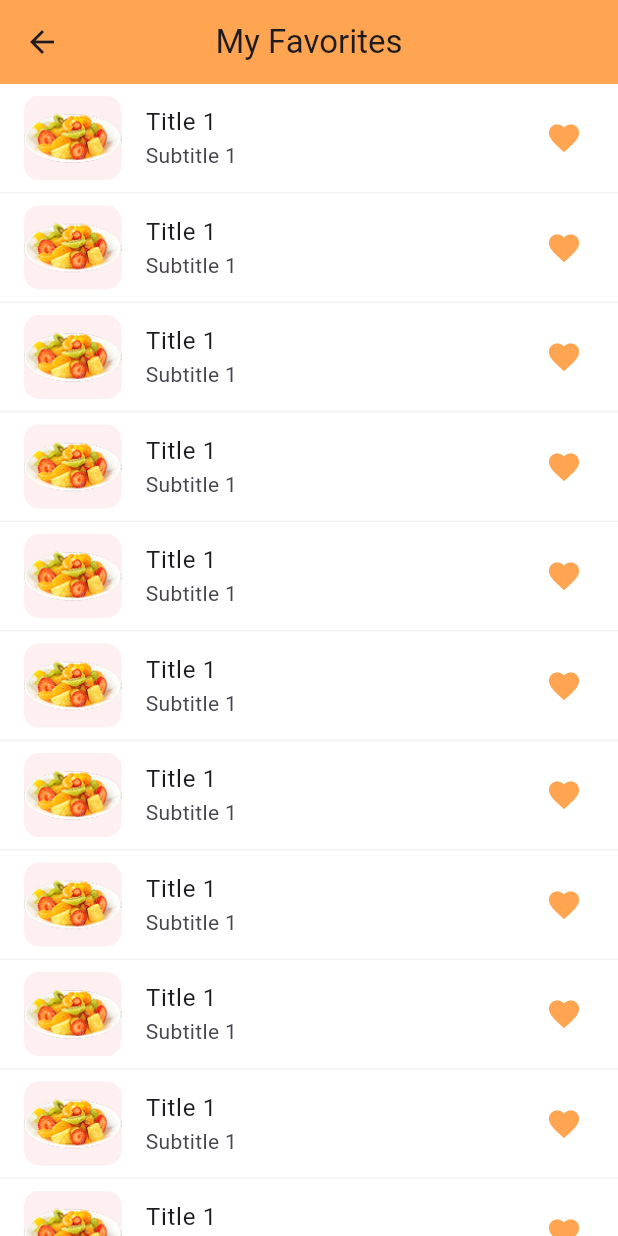
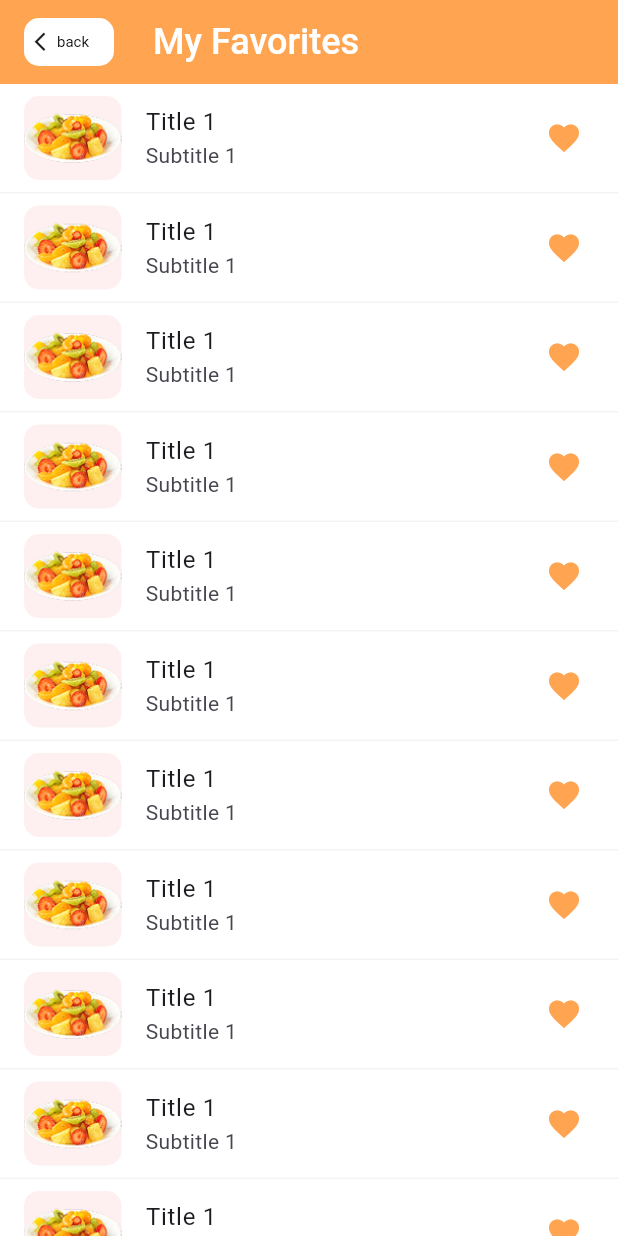
Before and after one commit to rakibul6670/food_e-commerce_app, a Flutter app: the HomeScreen screen opened directly, after a tap on "fav", on a phone screen of 412 x 824 dp. Run offline on Flutter 3.47's test engine with Material 3 defaults, Android fonts, the light colour scheme and no system bars.

Commit message:
order complete and pay with bottom sheet bottom and others ui complete . now all ui complete

```diff
--- a/lib/core/constants/assets_icons_path.dart
+++ b/lib/core/constants/assets_icons_path.dart
@@ -1,4 +1,10 @@
 class AssetsIconsPath {
   static const String favorites = "assets/icons/favorites.png";
   static const String shoppingBasket = "assets/icons/shopping_basket.png";
+  static const String drawerIcon = "assets/icons/drawer_menu.png";
+  static const String filter = "assets/icons/filter.png";
+  static const String backIcon = "assets/icons/back_button.png";
+  static const String deliveryMan = "assets/icons/delivery_man.png";
+  static const String orderPrepared = "assets/icons/order_prepared.png";
+  static const String order = "assets/icons/order.png";
 }
--- a/lib/core/theme/app_colors.dart
+++ b/lib/core/theme/app_colors.dart
@@ -5,4 +5,10 @@ class AppColors {
 
   static final Color completeOrder = Color(0xff4CD964);
   static final Color completeOrderSC = Color(0xffE0FFE5);
+  static final Color orderTakeIconBg = Color(0xffFFFAEB);
+  static final Color orderPreparedBg = Color(0xffF1EFF6);
+  static final Color orderDeliveryBg = Color(0xffFEF0F0);
+  static final Color orderReceivedBg = Color(0xffF0FEF8);
+
+  // #4CD964
 }
--- a/lib/ui/screens/home_screen.dart
+++ b/lib/ui/screens/home_screen.dart
@@ -1,7 +1,9 @@
 import 'package:flutter/material.dart';
 import 'package:food_ecommerce_app/core/constants/assets_icons_path.dart';
+import 'package:food_ecommerce_app/core/theme/app_colors.dart';
 import 'package:food_ecommerce_app/ui/screens/my_basket_screen.dart';
 import 'package:food_ecommerce_app/ui/screens/my_favorites_screen.dart';
+import 'package:food_ecommerce_app/ui/screens/search_filter_section.dart';
 import 'package:food_ecommerce_app/ui/widgets/categories_food_section.dart';
 import 'package:food_ecommerce_app/ui/widgets/icon_label_button.dart';
 import 'package:food_ecommerce_app/ui/widgets/recommended_food_section.dart';
@@ -21,7 +23,7 @@ class _HomeScreenState extends State<HomeScreen>
   @override
   Widget build(BuildContext context) {
     //  final screenHeight = MediaQuery.of(context).size.height;
-    final screenWidth = MediaQuery.of(context).size.width;
+    // final screenWidth = MediaQuery.of(context).size.width;
     final theme = Theme.of(context);
     return Scaffold(
       backgroundColor: Color(0xffF8F8F8),
@@ -40,7 +42,11 @@ class _HomeScreenState extends State<HomeScreen>
                   mainAxisAlignment: MainAxisAlignment.start,
                   children: [
                     //----------- Drawer menu Icon Button -----
-                    Icon(Icons.menu),
+                    Image.asset(
+                      AssetsIconsPath.drawerIcon,
+                      width: 22,
+                      height: 11,
+                    ),
 
                     Spacer(),
 
@@ -85,53 +91,36 @@ class _HomeScreenState extends State<HomeScreen>
 
                 Text(
                   "Hello Tony, What fruit salad \n combo do you want today?",
-                  style: TextStyle(color: Color(0xff27214D)),
+                  style: TextStyle(
+                    color: AppColors.textPrimaryColor,
+                    fontSize: 20,
+                    fontWeight: FontWeight.w400,
+                  ),
                 ),
 
                 SizedBox(height: 24),
 
-                //--------------- Search and Filter Section -------------
-                Row(
-                  children: [
-                    //------------ Search box ---------------
-                    SizedBox(
-                      width: screenWidth * .78,
-                      height: 56,
-                      child: TextFormField(
-                        decoration: InputDecoration(
-                          hintText: "Search for fruit salad combos",
-                          hintStyle: TextStyle(
-                            color: Color(0xff86869E),
-                            letterSpacing: 0,
-                            fontSize: 14,
-                          ),
-                          prefixIcon: Icon(
-                            Icons.search,
-                            color: Color(0xff86869E),
-                            size: 25,
-                          ),
-                        ),
-                      ),
-                    ),
-
-                    SizedBox(width: 10),
-
-                    //--------------- Filter icon button -----
-                    Icon(Icons.filter_list_alt, color: Color(0xff203B7C)),
-                  ],
-                ),
+                //===================== Search and Filter Section ==============
+                SearchFilterSection(),
 
                 //========================== Recommended Food Section =============
                 //--------------- Section title -------------------
                 SizedBox(height: 39),
-                Text("Recommended Combo"),
+                Text(
+                  "Recommended Combo",
+                  style: TextStyle(
+                    color: AppColors.textPrimaryColor,
+                    fontSize: 24,
+                    fontWeight: FontWeight.w500,
+                  ),
+                ),
                 SizedBox(height: 25),
 
                 RecommendedFoodSection(),
 
                 SizedBox(height: 48),
 
-                //========================= Bottom Categories Food Card ==============
+                //=========================  Categories Food Card Tab bar ==============
                 CategoriesFoodSection(tabController: tabController),
                 //SizedBox(height: screenHeight < 700 ? 35 : 0),
                 SizedBox(height: 30),
--- a/lib/ui/screens/my_favorites_screen.dart
+++ b/lib/ui/screens/my_favorites_screen.dart
@@ -1,4 +1,5 @@
 import 'package:flutter/material.dart';
+import 'package:food_ecommerce_app/ui/widgets/f_e_app_bar.dart';
 import 'package:food_ecommerce_app/ui/widgets/food_list_title.dart';
 
 class MyFavoritesScreen extends StatelessWidget {
@@ -10,11 +11,7 @@ class MyFavoritesScreen extends StatelessWidget {
 
     return Scaffold(
       //======================== App Bar Section ==========================
-      appBar: AppBar(
-        backgroundColor: theme.primaryColor,
-        title: Text("My Favorites"),
-        centerTitle: true,
-      ),
+      appBar: FEAppBar(title: 'My Favorites', spaceWidth: 26),
 
       //====================== Body Section ==========================
       body: SafeArea(
--- /dev/null
+++ b/lib/ui/screens/search_filter_section.dart
@@ -0,0 +1,41 @@
+import 'package:flutter/material.dart';
+import 'package:food_ecommerce_app/core/constants/assets_icons_path.dart';
+
+class SearchFilterSection extends StatelessWidget {
+  const SearchFilterSection({super.key});
+
+  @override
+  Widget build(BuildContext context) {
+    final screenWidth = MediaQuery.of(context).size.width;
+    return Row(
+      children: [
+        //------------ Search box ---------------
+        SizedBox(
+          width: screenWidth * .78,
+          height: 56,
+          child: TextFormField(
+            decoration: InputDecoration(
+              hintText: "Search for fruit salad combos",
+              hintStyle: TextStyle(
+                color: Color(0xff86869E),
+                letterSpacing: 0,
+                fontSize: 14,
+              ),
+              prefixIcon: Icon(
+                Icons.search,
+                color: Color(0xff86869E),
+                size: 25,
+              ),
+            ),
+          ),
+        ),
+
+        SizedBox(width: 10),
+
+        //--------------- Filter icon button -----
+        Image.asset(AssetsIconsPath.filter, width: 26, height: 17),
+        // Icon(Icons.filter_list_alt, color: Color(0xff203B7C)),
+      ],
+    );
+  }
+}
--- a/lib/ui/widgets/categories_food_section.dart
+++ b/lib/ui/widgets/categories_food_section.dart
@@ -1,4 +1,5 @@
 import 'package:flutter/material.dart';
+import 'package:food_ecommerce_app/core/theme/app_colors.dart';
 import 'package:food_ecommerce_app/ui/widgets/recommended_food_section.dart';
 
 class CategoriesFoodSection extends StatelessWidget {
@@ -8,16 +9,32 @@ class CategoriesFoodSection extends StatelessWidget {
 
   @override
   Widget build(BuildContext context) {
+    final theme = Theme.of(context);
+
     return Column(
       children: [
         TabBar(
+          labelStyle: TextStyle(
+            color: AppColors.textPrimaryColor,
+            fontSize: 24,
+            fontWeight: FontWeight.w500,
+          ),
+          unselectedLabelStyle: TextStyle(
+            color: Color(0xff938DB5),
+            fontSize: 16,
+            fontWeight: FontWeight.w500,
+          ),
+          tabAlignment: TabAlignment.start,
+          indicatorColor: theme.primaryColor,
           dividerColor: Colors.transparent,
           indicatorSize: TabBarIndicatorSize.tab,
           //dragStartBehavior: DragStartBehavior.down,
+          isScrollable: true,
           controller: tabController,
 
           tabs: [
             Tab(text: "Hottest"),
+
             Tab(text: "Popular"),
             Tab(text: "New Combo"),
             // Tab(
--- /dev/null
+++ b/lib/ui/widgets/f_e_app_bar.dart
@@ -0,0 +1,72 @@
+import 'package:flutter/material.dart';
+
+class FEAppBar extends StatelessWidget implements PreferredSizeWidget {
+  //------ AppBar e Widget nibe na ejonno w class ke
+  //------PreferceSized Widget implement korchi---------
+  final String title;
+  final double? spaceWidth;
+
+  const FEAppBar({super.key, required this.title, this.spaceWidth});
+
+  @override
+  Widget build(BuildContext context) {
+    final ThemeData theme = Theme.of(context);
+    return AppBar(
+      automaticallyImplyLeading: false,
+      backgroundColor: theme.primaryColor,
+
+      //------------- title --------------
+      title: Row(
+        mainAxisAlignment: MainAxisAlignment.start,
+
+        children: [
+          GestureDetector(
+            onTap: () => Navigator.pop(context),
+            child: Container(
+              padding: EdgeInsets.symmetric(horizontal: 7),
+              height: 32,
+              width: 60,
+              decoration: BoxDecoration(
+                borderRadius: BorderRadius.circular(10),
+
+                color: Colors.white,
+              ),
+              child: Row(
+                children: [
+                  Icon(Icons.arrow_back_ios, size: 15),
+                  Text(
+                    "back",
+                    style: TextStyle(
+                      fontSize: 10,
+                      fontWeight: FontWeight.w400,
+                      color: Colors.black,
+                    ),
+                  ),
+                ],
+              ),
+            ),
+          ),
+
+          SizedBox(width: spaceWidth ?? 14),
+
+          //------------ title-------------
+          Text(
+            title,
+            style: TextStyle(
+              fontSize: 24,
+              fontWeight: FontWeight.w500,
+              color: Colors.white,
+            ),
+          ),
+        ],
+      ),
+    );
+  }
+
+  //------ AppBar e Widget nibe na ejonno w class ke
+  //------PreferceSized Widget implement korchi---------
+
+  //---------- er jonno eta required override korte hobe ..
+  @override
+  Size get preferredSize => Size.fromHeight(kToolbarHeight);
+}
--- a/lib/ui/widgets/recommended_food_section.dart
+++ b/lib/ui/widgets/recommended_food_section.dart
@@ -1,6 +1,7 @@
 import 'package:flutter/material.dart';
 import 'package:food_ecommerce_app/core/constants/assets_images_path.dart';
 import 'package:food_ecommerce_app/ui/screens/food_details_screen.dart';
+import 'package:food_ecommerce_app/ui/widgets/icon_label_button.dart';
 import 'package:food_ecommerce_app/ui/widgets/on_tap_icon_button.dart';
 
 class RecommendedFoodSection extends StatelessWidget {
@@ -33,7 +34,17 @@ class RecommendedFoodSection extends StatelessWidget {
               child: Stack(
                 children: [
                   //------------------- Favorites icon ----------
-                  Positioned(top: 10, right: 16, child: Icon(Icons.favorite)),
+                  Positioned(
+                    top: 10,
+                    right: 16,
+                    child: OnTapIconButton(
+                      iconData: Icons.favorite_border,
+                      color: Colors.transparent,
+                      onTap: () {},
+                    ),
+                  ),
+
+                  // Positioned(top: 10, right: 16, child: Icon(Icons.favorite)),
 
                   //------------------ Image --------------
                   Positioned(
```
Also changed, not shown: lib/ui/screens/authentication_screen.dart (+6 -1 lines), lib/ui/screens/my_basket_screen.dart (+3 -7 lines), lib/ui/screens/track_order_screen.dart (added, +90 -0 lines), lib/ui/screens/welcome_screen.dart (+9 -2 lines), lib/ui/widgets/order_time_line.dart (added, +89 -0 lines), lib/ui/widgets/pay_with_card_bottom_sheet.dart (+68 -37 lines), lib/ui/widgets/vertical_dot.dart (added, +25 -0 lines), pubspec.yaml (+16 -0 lines), assets/icons/delivery_man.png (added), assets/icons/order.png (added), assets/icons/order_prepared.png (added).
